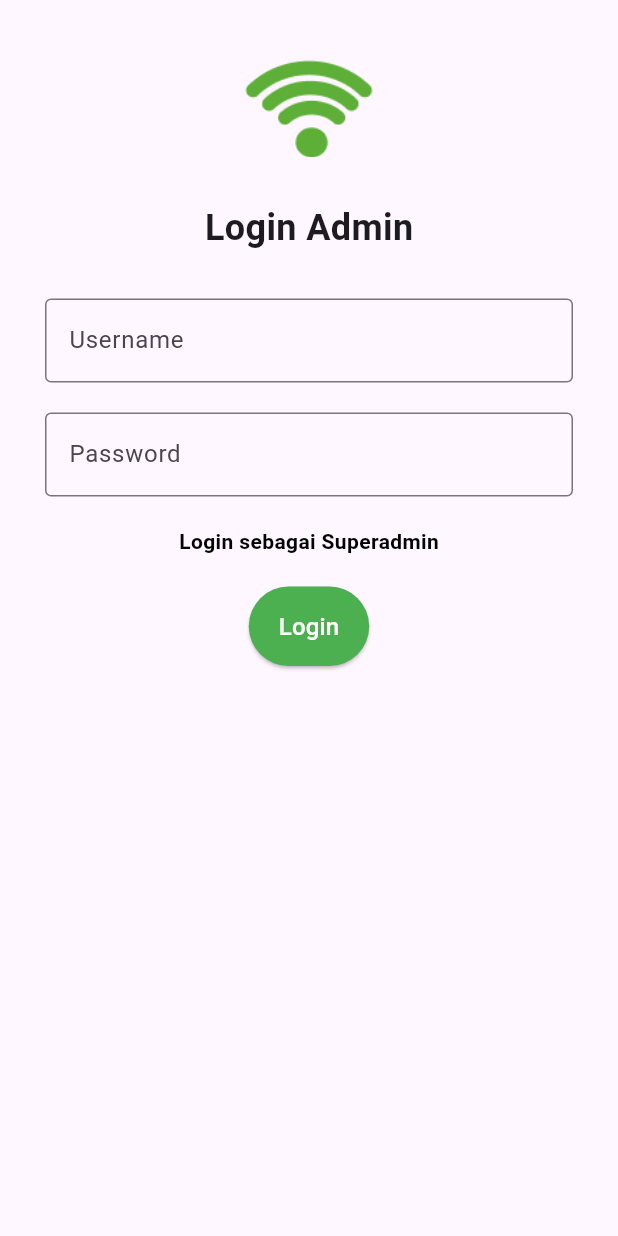
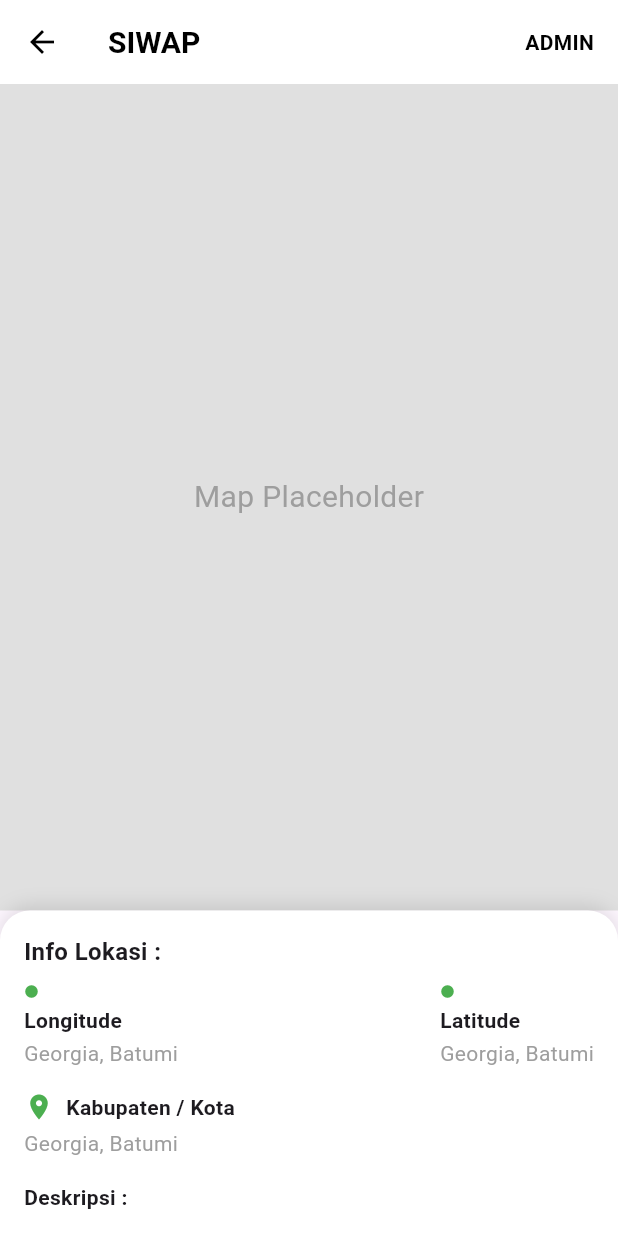
Before and after one commit to diazzzz2020/SIWAP, a Flutter app: the screen it shows after launch, after a tap on "Cari Titik Wifi", on a phone screen of 412 x 824 dp. Run offline on Flutter 3.47's test engine with Material 3 defaults, Android fonts, the phone set to English and light mode, and no system bars.

Commit message:
nambahin user home

```diff
--- a/lib/main.dart
+++ b/lib/main.dart
@@ -8,6 +8,7 @@ import 'package:siwap/pages/login_superadmin_page.dart';
 import 'package:siwap/pages/superadmin_page.dart';
 import 'package:siwap/pages/addadmin_page.dart';
 import 'package:siwap/pages/list_admin_page.dart';
+import 'package:siwap/pages/siwap_page.dart';
 
 void main() {
   runApp(const MyApp());
@@ -30,6 +31,7 @@ class MyApp extends StatelessWidget {
         '/superadmin': (context) => const SuperAdminPage(),
         '/addadmin': (context) => const AddAdminPage(),
         '/listadmin': (context) => const ListAdminPage(),
+        '/siwap': (context) => const SiwapPage(),
       },
     );
   }
--- a/lib/pages/list_admin_page.dart
+++ b/lib/pages/list_admin_page.dart
@@ -26,10 +26,19 @@ class ListAdminPage extends StatelessWidget {
           ),
         ),
         actions: [
+          Padding(
+            padding: const EdgeInsets.only(right: 8.0), // Geser icon sedikit ke kiri
+            child: IconButton(
+              icon: const Icon(Icons.search, color: Colors.black),
+              onPressed: () {
+                // Action untuk search
+              },
+            ),
+          ),
           IconButton(
-            icon: const Icon(Icons.search, color: Colors.black),
+            icon: const Icon(Icons.add, color: Colors.black),
             onPressed: () {
-
+              Navigator.pushNamed(context, '/addadmin');
             },
           ),
         ],
@@ -113,23 +122,6 @@ class ListAdminPage extends StatelessWidget {
                 ),
               ),
 
-              // Tombol Add Admin
-              GestureDetector(
-                onTap: () {
-                  Navigator.pushNamed(context, '/addadmin');
-                },
-                child: Column(
-                  mainAxisAlignment: MainAxisAlignment.center,
-                  children: const [
-                    Icon(Icons.add, color: Colors.grey),
-                    Text(
-                      'Add Admin',
-                      style: TextStyle(color: Colors.grey, fontSize: 12),
-                    ),
-                  ],
-                ),
-              ),
-
               // Tombol List Admin
               GestureDetector(
                 onTap: () {
--- a/lib/pages/onboarding_page.dart
+++ b/lib/pages/onboarding_page.dart
@@ -45,7 +45,7 @@ class OnboardingPage extends StatelessWidget {
           ),
           ElevatedButton(
             onPressed: () {
-              Navigator.pushNamed(context, '/home');
+              Navigator.pushNamed(context, '/siwap');
             },
             style: ElevatedButton.styleFrom(
               backgroundColor: Colors.green,
--- /dev/null
+++ b/lib/pages/siwap_page.dart
@@ -0,0 +1,157 @@
+import 'package:flutter/material.dart';
+
+class SiwapPage extends StatelessWidget {
+  const SiwapPage({super.key});
+
+  @override
+  Widget build(BuildContext context) {
+    return Scaffold(
+      // AppBar Custom
+      appBar: AppBar(
+        backgroundColor: Colors.white,
+        elevation: 0,
+        automaticallyImplyLeading: false,
+        leading: IconButton(
+          icon: const Icon(Icons.arrow_back, color: Colors.black),
+          onPressed: () {
+            Navigator.pop(context);
+          },
+        ),
+        title: const Text(
+          'SIWAP',
+          style: TextStyle(
+            color: Colors.black,
+            fontSize: 20,
+            fontWeight: FontWeight.bold,
+          ),
+        ),
+        centerTitle: false,
+        actions: [
+          // Tombol Admin (hanya teks)
+          Padding(
+            padding: const EdgeInsets.only(right: 16.0),
+            child: GestureDetector(
+              onTap: () {
+                Navigator.pushNamed(context, '/home');
+              },
+              child: const Center(
+                child: Text(
+                  'ADMIN',
+                  style: TextStyle(
+                    color: Colors.black,
+                    fontSize: 14,
+                    fontWeight: FontWeight.bold,
+                  ),
+                ),
+              ),
+            ),
+          ),
+        ],
+      ),
+
+      // Body (Peta)
+      body: Column(
+        children: [
+          // Peta di tengah
+          Expanded(
+            child: Container(
+              color: Colors.grey[300], // Placeholder background
+              child: const Center(
+                child: Text(
+                  'Map Placeholder',
+                  style: TextStyle(color: Colors.grey, fontSize: 20),
+                ),
+              ),
+            ),
+          ),
+
+          // Informasi Lokasi di bawah
+          Container(
+            padding: const EdgeInsets.all(16.0),
+            decoration: const BoxDecoration(
+              color: Colors.white,
+              borderRadius: BorderRadius.vertical(top: Radius.circular(20)),
+              boxShadow: [
+                BoxShadow(
+                  color: Colors.black12,
+                  blurRadius: 10,
+                  offset: Offset(0, -3),
+                ),
+              ],
+            ),
+            child: Column(
+              crossAxisAlignment: CrossAxisAlignment.start,
+              children: [
+                const Text(
+                  'Info Lokasi :',
+                  style: TextStyle(
+                    fontWeight: FontWeight.bold,
+                    fontSize: 16,
+                  ),
+                ),
+                const SizedBox(height: 10),
+                Row(
+                  mainAxisAlignment: MainAxisAlignment.spaceBetween,
+                  children: const [
+                    // Longitude
+                    Column(
+                      crossAxisAlignment: CrossAxisAlignment.start,
+                      children: [
+                        Icon(Icons.circle, color: Colors.green, size: 10),
+                        SizedBox(height: 4),
+                        Text('Longitude',
+                            style: TextStyle(
+                                fontSize: 14, fontWeight: FontWeight.bold)),
+                        SizedBox(height: 2),
+                        Text('Georgia, Batumi',
+                            style: TextStyle(color: Colors.grey)),
+                      ],
+                    ),
+
+                    // Latitude
+                    Column(
+                      crossAxisAlignment: CrossAxisAlignment.start,
+                      children: [
+                        Icon(Icons.circle, color: Colors.green, size: 10),
+                        SizedBox(height: 4),
+                        Text('Latitude',
+                            style: TextStyle(
+                                fontSize: 14, fontWeight: FontWeight.bold)),
+                        SizedBox(height: 2),
+                        Text('Georgia, Batumi',
+                            style: TextStyle(color: Colors.grey)),
+                      ],
+                    ),
+                  ],
+                ),
+                const SizedBox(height: 16),
+                const Row(
+                  children: [
+                    Icon(Icons.location_on, color: Colors.green, size: 20),
+                    SizedBox(width: 8),
+                    Text(
+                      'Kabupaten / Kota',
+                      style: TextStyle(
+                          fontWeight: FontWeight.bold, fontSize: 14),
+                    ),
+                  ],
+                ),
+                const SizedBox(height: 4),
+                const Text(
+                  'Georgia, Batumi',
+                  style: TextStyle(color: Colors.grey),
+                ),
+                const SizedBox(height: 16),
+                const Text(
+                  'Deskripsi :',
+                  style: TextStyle(
+                      fontWeight: FontWeight.bold, fontSize: 14),
+                ),
+              ],
+            ),
+          ),
+        ],
+      ),
+    );
+  }
+}
--- a/lib/pages/superadmin_page.dart
+++ b/lib/pages/superadmin_page.dart
@@ -82,23 +82,6 @@ class _SuperAdminPageState extends State<SuperAdminPage> {
                 ),
               ),
 
-              // Tombol Add Admin
-              GestureDetector(
-                onTap: () {
-                  Navigator.pushNamed(context, '/addadmin');
-                },
-                child: Column(
-                  mainAxisAlignment: MainAxisAlignment.center,
-                  children: const [
-                    Icon(Icons.add, color: Colors.green),
-                    Text(
-                      'Add Admin',
-                      style: TextStyle(color: Colors.green),
-                    ),
-                  ],
-                ),
-              ),
-
               // Tombol List Admin
               GestureDetector(
                 onTap: () {
```
